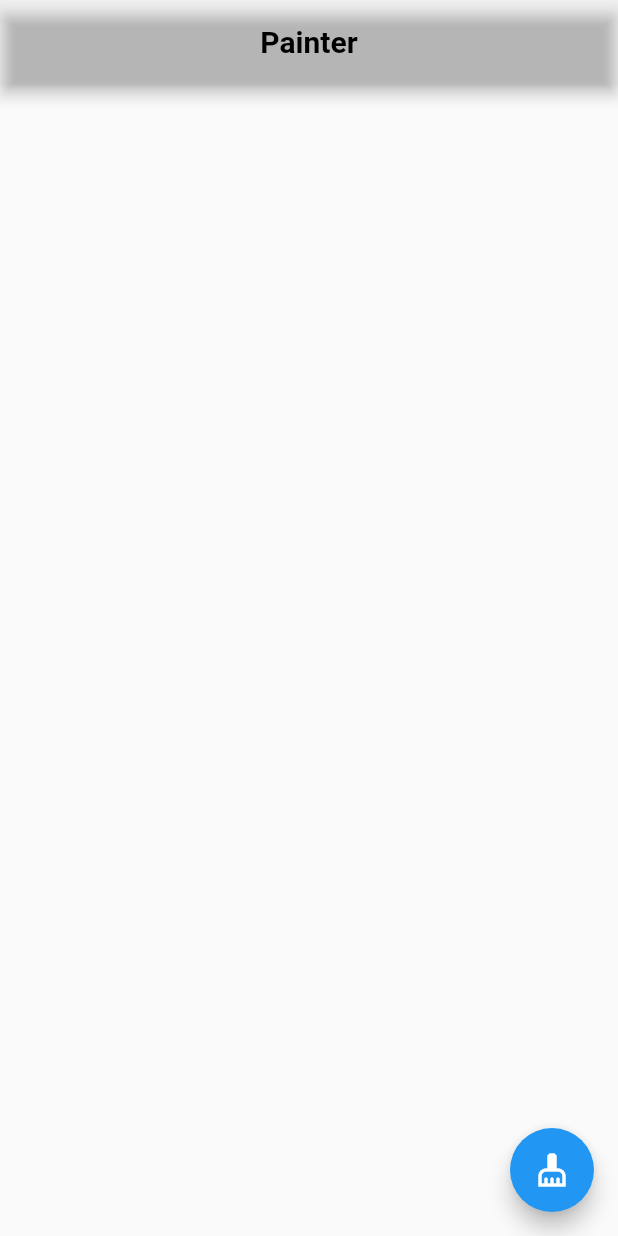
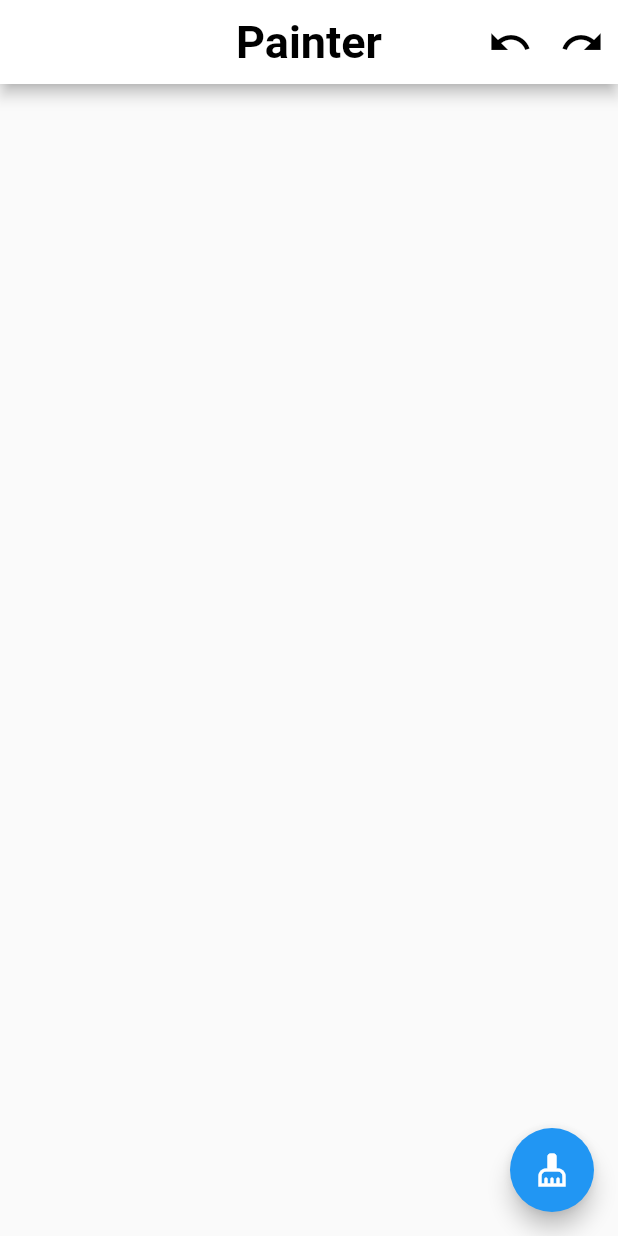
Before and after one commit to AbdallahNassar/Painter, a Flutter app: the screen it shows after launch, on a phone screen of 412 x 824 dp. Run offline on Flutter 3.47's test engine with Material 2 defaults, Android fonts, the phone set to English and light mode, and no system bars; our stand-ins replace get.

Commit message:
added undo redo

```diff
--- a/painter/lib/app/core/utils/values/constants.dart
+++ b/painter/lib/app/core/utils/values/constants.dart
@@ -1,3 +1,3 @@
 class Constants {
-  static const double lineStrokeWidth = 7.0;
+  static const String appTitle = 'Painter';
 }
--- a/painter/lib/app/modules/home/controllers/home_controller.dart
+++ b/painter/lib/app/modules/home/controllers/home_controller.dart
@@ -6,27 +6,47 @@ import 'package:get/get.dart';
 class HomeController extends GetxController {
   //================================ Properties ================================
   var _pointsList = <Offset>[].obs;
+  // this will hold the deleted points, for later redoing
+  var _trashList = <Offset>[];
   var _pointsMode = PointMode.lines.obs;
   var _strokeWitdth = 5.0.obs;
-  var _color = Colors.deepPurple.shade200.obs;
+  var _color = Colors.black.obs;
   //================================= Methods ==================================
   set addPoint(Offset point) {
     print(point);
     _pointsList.add(point);
   }
 
+  //============================================================================
   set setStrokeWidth(double val) {
     _strokeWitdth.value = val;
   }
 
+  //============================================================================
   set setColor(Color val) {
     _color.value = val;
   }
 
+  //============================================================================
   void clearPoints() {
     _pointsList.clear();
   }
 
+  //============================================================================
+  void undo() {
+    if (_pointsList.length == 0) return;
+    _trashList.add(_pointsList.removeLast());
+    _trashList.add(_pointsList.removeLast());
+  }
+
+  //============================================================================
+  void redo() {
+    if (_trashList.length == 0) return;
+    _pointsList.add(_trashList.removeLast());
+    _pointsList.add(_trashList.removeLast());
+  }
+
+  //============================================================================
   List<Offset> get pointsList => _pointsList.toList();
   PointMode get pointsMode => _pointsMode.value;
   double get strokeWidth => _strokeWitdth.value;
--- a/painter/lib/app/modules/home/views/home_view.dart
+++ b/painter/lib/app/modules/home/views/home_view.dart
@@ -3,27 +3,50 @@ import 'dart:ui';
 import 'package:flutter/material.dart';
 
 import 'package:get/get.dart';
+import 'package:painter/app/core/utils/values/constants.dart';
 
-import 'package:painter/app/modules/widgets/my_painter.dart';
 import 'package:painter/app/theme/app_theme.dart';
+import 'package:painter/app/modules/home/widgets/my_painter.dart';
+
 import '../controllers/home_controller.dart';
 
 class HomeView extends GetView<HomeController> {
   @override
   Widget build(BuildContext context) {
     //================================ Parameters ==============================
-    final MediaQueryData _mediaQuery = MediaQuery.of(context);
-    print(_mediaQuery.size.width);
-    print(_mediaQuery.size.height);
+
     //==========================================================================
     return Scaffold(
       appBar: AppBar(
+        backgroundColor: AppTheme.appTheme.appBarTheme.backgroundColor,
+        centerTitle: true,
         title: Text(
-          'Painter',
-          style: AppTheme.appTheme.textTheme.headline4,
+          Constants.appTitle,
+          style: AppTheme.appTheme.appBarTheme.titleTextStyle,
         ),
-        centerTitle: true,
-        backgroundColor: Colors.transparent,
+        actions: [
+          Tooltip(
+            message: 'REDO',
+            child: IconButton(
+              icon: Icon(
+                Icons.undo,
+                size: 30.0,
+              ),
+              onPressed: controller.redo,
+            ),
+          ),
+          Tooltip(
+            message: 'UNDO',
+            child: IconButton(
+              icon: Icon(
+                Icons.redo,
+                size: 30.0,
+              ),
+              onPressed: controller.undo,
+            ),
+          ),
+        ],
+        actionsIconTheme: AppTheme.appTheme.appBarTheme.actionsIconTheme,
       ),
       body: SafeArea(
         child: GestureDetector(
--- a/painter/lib/app/modules/widgets/my_painter.dart
+++ b/painter/lib/app/modules/home/widgets/my_painter.dart
@@ -1,8 +1,6 @@
 import 'dart:ui';
 
 import 'package:flutter/material.dart';
-
-import 'package:painter/app/core/utils/values/constants.dart';
 
 class MyPainter extends CustomPainter {
   //================================ Properties ================================
@@ -10,17 +8,20 @@ class MyPainter extends CustomPainter {
   final PointMode pointMode;
   final double strokeWidth;
   final Color color;
-  final Paint _paint = Paint()
-    ..strokeWidth = Constants.lineStrokeWidth
-    ..isAntiAlias = true
-    ..style = PaintingStyle.fill;
+  late final Paint _paint;
   //================================ Constructor ===============================
   MyPainter({
     required this.pointsList,
     required this.pointMode,
     required this.strokeWidth,
     required this.color,
-  });
+  }) {
+    _paint = Paint()
+      ..strokeWidth = strokeWidth
+      ..isAntiAlias = true
+      ..style = PaintingStyle.fill
+      ..color = color;
+  }
   //============================================================================
   @override
   void paint(Canvas canvas, Size size) {
--- /dev/null
+++ b/painter/lib/app/theme/app_colors.dart
@@ -0,0 +1,6 @@
+import 'package:flutter/material.dart';
+
+class AppColors {
+  static const Color scaffoldBacgroundColor = Colors.white;
+  static const Color textWaveColor = Colors.blue;
+}
--- a/painter/lib/app/theme/app_theme.dart
+++ b/painter/lib/app/theme/app_theme.dart
@@ -1,12 +1,24 @@
 import 'package:flutter/material.dart';
+
+import './app_colors.dart';
 
 class AppTheme {
   static final appTheme = ThemeData(
+    scaffoldBackgroundColor: AppColors.scaffoldBacgroundColor,
     textTheme: TextTheme(
       headline4: TextStyle(
         color: Colors.black,
         fontWeight: FontWeight.bold,
       ),
     ),
+    appBarTheme: AppBarTheme(
+      titleTextStyle: TextStyle(
+          color: Colors.black, fontWeight: FontWeight.bold, fontSize: 30.0),
+      backgroundColor: AppColors.scaffoldBacgroundColor,
+      iconTheme: IconThemeData(
+        color: Colors.black,
+      ),
+      actionsIconTheme: IconThemeData(color: Colors.black),
+    ),
   );
 }
```
Also changed, not shown: painter/pubspec.yaml (+12 -4 lines), painter/pubspec.lock.
